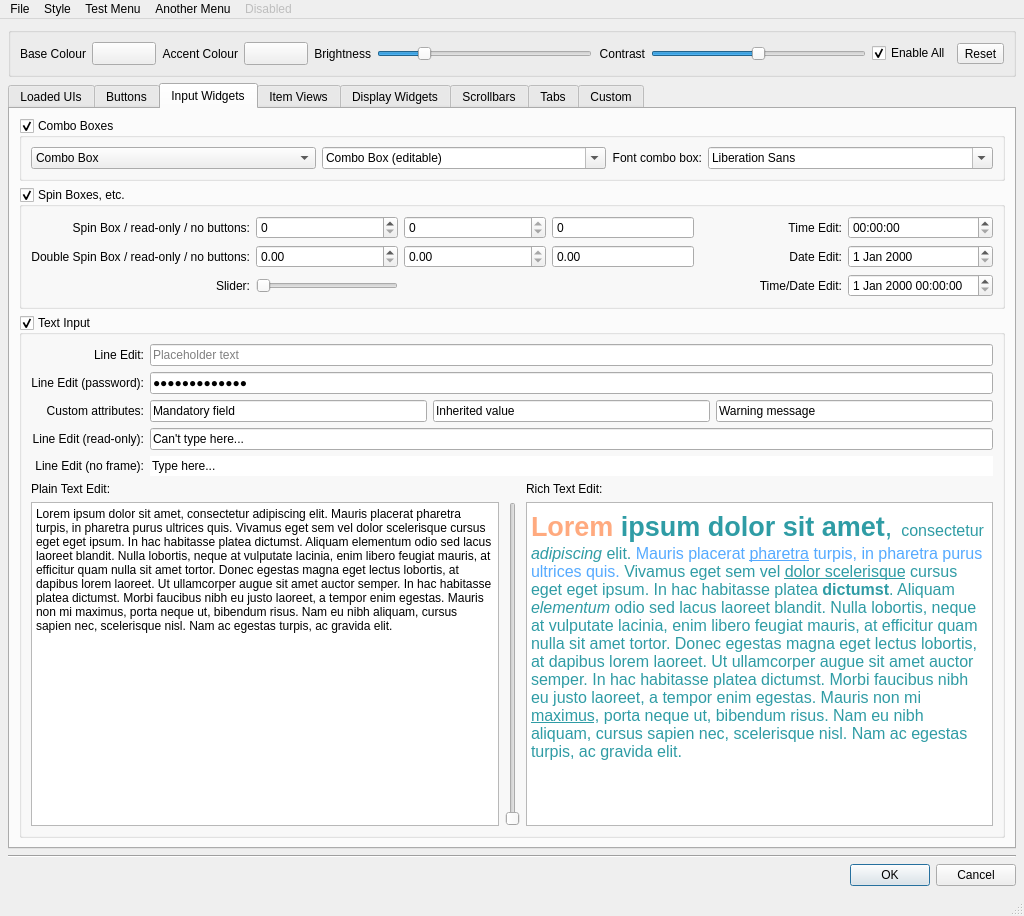
Before: the Qt Designer form src/forms/style_test.ui in mjbonnington/uistyle, drawn with Qt 5.
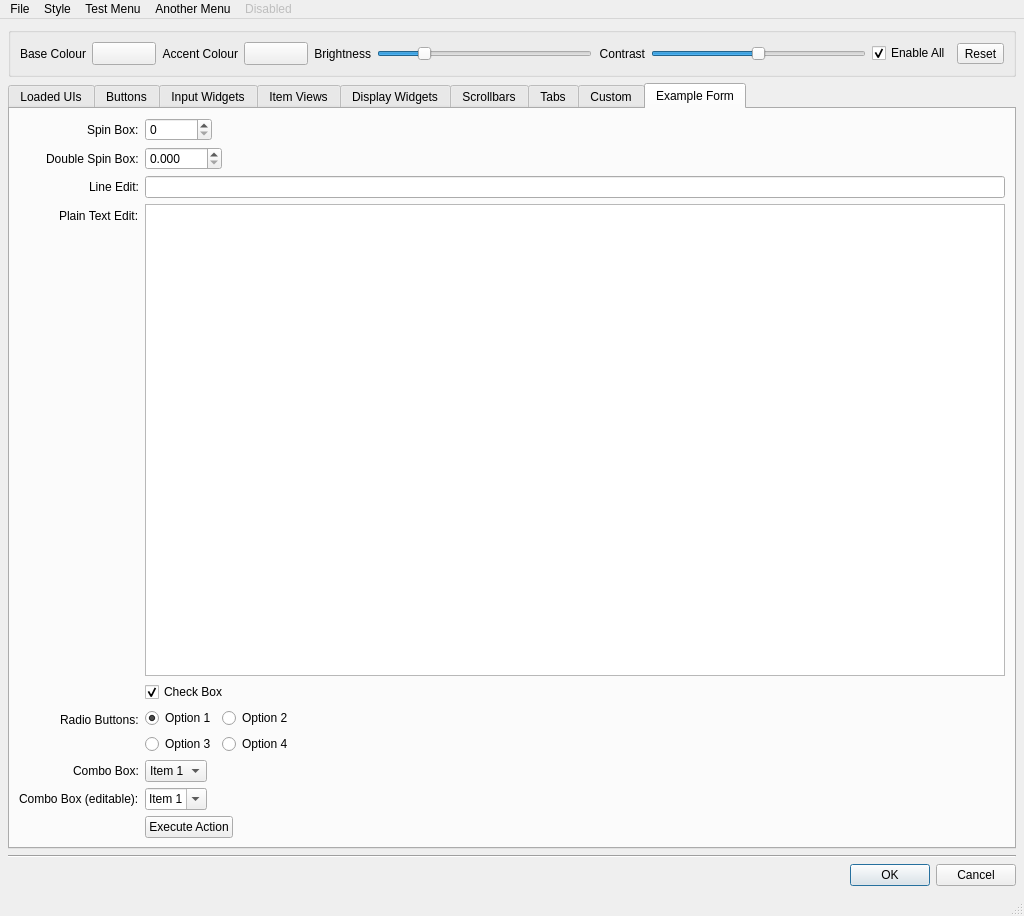
After: the same form once the commit is applied.

Commit message: Style menus

Diff of the .ui file:
```diff
--- a/src/forms/style_test.ui
+++ b/src/forms/style_test.ui
@@ -172,7 +172,7 @@
        <enum>QTabWidget::Rounded</enum>
       </property>
       <property name="currentIndex">
-       <number>2</number>
+       <number>8</number>
       </property>
       <property name="usesScrollButtons">
        <bool>true</bool>
@@ -1452,7 +1452,7 @@
                  <string>&lt;!DOCTYPE HTML PUBLIC &quot;-//W3C//DTD HTML 4.0//EN&quot; &quot;http://www.w3.org/TR/REC-html40/strict.dtd&quot;&gt;
 &lt;html&gt;&lt;head&gt;&lt;meta name=&quot;qrichtext&quot; content=&quot;1&quot; /&gt;&lt;style type=&quot;text/css&quot;&gt;
 p, li { white-space: pre-wrap; }
-&lt;/style&gt;&lt;/head&gt;&lt;body style=&quot; font-family:'MS Shell Dlg 2'; font-size:8.25pt; font-weight:400; font-style:normal;&quot;&gt;
+&lt;/style&gt;&lt;/head&gt;&lt;body style=&quot; font-family:'Cantarell'; font-size:9pt; font-weight:400; font-style:normal;&quot;&gt;
 &lt;p style=&quot; margin-top:12px; margin-bottom:12px; margin-left:0px; margin-right:0px; -qt-block-indent:0; text-indent:0px;&quot;&gt;&lt;span style=&quot; font-family:'Arial,Helvetica,sans'; font-size:20pt; font-weight:600; color:#ffaa7f;&quot;&gt;Lorem&lt;/span&gt;&lt;span style=&quot; font-family:'Arial,Helvetica,sans'; font-size:20pt; font-weight:600; color:#2f9ca5;&quot;&gt; ipsum dolor sit amet&lt;/span&gt;&lt;span style=&quot; font-family:'Arial,Helvetica,sans'; font-size:20pt; color:#2f9ca5;&quot;&gt;,&lt;/span&gt;&lt;span style=&quot; font-family:'Arial,Helvetica,sans'; font-size:24pt; color:#2f9ca5;&quot;&gt; &lt;/span&gt;&lt;span style=&quot; font-family:'Arial,Helvetica,sans'; font-size:12pt; color:#2f9ca5;&quot;&gt;consectetur &lt;/span&gt;&lt;span style=&quot; font-family:'Arial,Helvetica,sans'; font-size:12pt; font-style:italic; color:#2f9ca5;&quot;&gt;adipiscing&lt;/span&gt;&lt;span style=&quot; font-family:'Arial,Helvetica,sans'; font-size:12pt; color:#2f9ca5;&quot;&gt; elit. &lt;/span&gt;&lt;span style=&quot; font-family:'Arial,Helvetica,sans'; font-size:12pt; color:#55aaff;&quot;&gt;Mauris placerat &lt;/span&gt;&lt;span style=&quot; font-family:'Arial,Helvetica,sans'; font-size:12pt; text-decoration: underline; color:#55aaff;&quot;&gt;pharetra&lt;/span&gt;&lt;span style=&quot; font-family:'Arial,Helvetica,sans'; font-size:12pt; color:#55aaff;&quot;&gt; turpis, in pharetra purus ultrices quis.&lt;/span&gt;&lt;span style=&quot; font-family:'Arial,Helvetica,sans'; font-size:12pt; color:#2f9ca5;&quot;&gt; Vivamus eget sem vel &lt;/span&gt;&lt;span style=&quot; font-family:'Arial,Helvetica,sans'; font-size:12pt; text-decoration: underline; color:#2f9ca5;&quot;&gt;dolor scelerisque&lt;/span&gt;&lt;span style=&quot; font-family:'Arial,Helvetica,sans'; font-size:12pt; color:#2f9ca5;&quot;&gt; cursus eget eget ipsum. In hac habitasse platea &lt;/span&gt;&lt;span style=&quot; font-family:'Arial,Helvetica,sans'; font-size:12pt; font-weight:600; color:#2f9ca5;&quot;&gt;dictumst&lt;/span&gt;&lt;span style=&quot; font-family:'Arial,Helvetica,sans'; font-size:12pt; color:#2f9ca5;&quot;&gt;. Aliquam &lt;/span&gt;&lt;span style=&quot; font-family:'Arial,Helvetica,sans'; font-size:12pt; font-style:italic; color:#2f9ca5;&quot;&gt;elementum&lt;/span&gt;&lt;span style=&quot; font-family:'Arial,Helvetica,sans'; font-size:12pt; color:#2f9ca5;&quot;&gt; odio sed lacus laoreet blandit. Nulla lobortis, neque at vulputate lacinia, enim libero feugiat mauris, at efficitur quam nulla sit amet tortor. Donec egestas magna eget lectus lobortis, at dapibus lorem laoreet. Ut ullamcorper augue sit amet auctor semper. In hac habitasse platea dictumst. Morbi faucibus nibh eu justo laoreet, a tempor enim egestas. Mauris non mi &lt;/span&gt;&lt;span style=&quot; font-family:'Arial,Helvetica,sans'; font-size:12pt; text-decoration: underline; color:#2f9ca5;&quot;&gt;maximus&lt;/span&gt;&lt;span style=&quot; font-family:'Arial,Helvetica,sans'; font-size:12pt; color:#2f9ca5;&quot;&gt;, porta neque ut, bibendum risus. Nam eu nibh aliquam, cursus sapien nec, scelerisque nisl. Nam ac egestas turpis, ac gravida elit.&lt;/span&gt;&lt;/p&gt;&lt;/body&gt;&lt;/html&gt;</string>
                 </property>
                </widget>
@@ -2901,6 +2901,256 @@
         </item>
        </layout>
       </widget>
+      <widget class="QWidget" name="tab_exampleForm">
+       <attribute name="title">
+        <string>Example Form</string>
+       </attribute>
+       <layout class="QFormLayout" name="formLayout_2">
+        <property name="fieldGrowthPolicy">
+         <enum>QFormLayout::ExpandingFieldsGrow</enum>
+        </property>
+        <property name="labelAlignment">
+         <set>Qt::AlignRight|Qt::AlignTrailing|Qt::AlignVCenter</set>
+        </property>
+        <item row="3" column="1">
+         <widget class="QSpinBox" name="spinBox_spinBox">
+          <property name="minimum">
+           <number>0</number>
+          </property>
+          <property name="maximum">
+           <number>999999</number>
+          </property>
+          <property name="value">
+           <number>0</number>
+          </property>
+          <property name="xmlTag" stdset="0">
+           <string>spinBox</string>
+          </property>
+         </widget>
+        </item>
+        <item row="5" column="1">
+         <widget class="QDoubleSpinBox" name="doubleSpinBox_doubleSpinBox">
+          <property name="enabled">
+           <bool>true</bool>
+          </property>
+          <property name="decimals">
+           <number>3</number>
+          </property>
+          <property name="minimum">
+           <double>0.000000000000000</double>
+          </property>
+          <property name="maximum">
+           <double>1000.000000000000000</double>
+          </property>
+          <property name="singleStep">
+           <double>0.001000000000000</double>
+          </property>
+          <property name="xmlTag" stdset="0">
+           <string>doubleSpinBox</string>
+          </property>
+         </widget>
+        </item>
+        <item row="7" column="1">
+         <widget class="QLineEdit" name="lineEdit_lineEdit">
+          <property name="xmlTag" stdset="0">
+           <string>lineEdit</string>
+          </property>
+         </widget>
+        </item>
+        <item row="9" column="1">
+         <widget class="QPlainTextEdit" name="plainTextEdit_plainTextEdit">
+          <property name="xmlTag" stdset="0">
+           <string>plainTextEdit</string>
+          </property>
+         </widget>
+        </item>
+        <item row="10" column="1">
+         <widget class="QCheckBox" name="checkBox_checkBox">
+          <property name="text">
+           <string>Check Box</string>
+          </property>
+          <property name="checked">
+           <bool>true</bool>
+          </property>
+          <property name="xmlTag" stdset="0">
+           <string>checkBox</string>
+          </property>
+         </widget>
+        </item>
+        <item row="13" column="1">
+         <widget class="QComboBox" name="comboBox_comboBox">
+          <property name="xmlTag" stdset="0">
+           <string>comboBox</string>
+          </property>
+          <item>
+           <property name="text">
+            <string>Item 1</string>
+           </property>
+          </item>
+          <item>
+           <property name="text">
+            <string>Item 2</string>
+           </property>
+          </item>
+          <item>
+           <property name="text">
+            <string>Item 3</string>
+           </property>
+          </item>
+          <item>
+           <property name="text">
+            <string>Item 4</string>
+           </property>
+          </item>
+         </widget>
+        </item>
+        <item row="15" column="1">
+         <widget class="QComboBox" name="comboBoxEditable_comboBox">
+          <property name="editable">
+           <bool>true</bool>
+          </property>
+          <property name="xmlTag" stdset="0">
+           <string>comboBox</string>
+          </property>
+          <item>
+           <property name="text">
+            <string>Item 1</string>
+           </property>
+          </item>
+          <item>
+           <property name="text">
+            <string>Item 2</string>
+           </property>
+          </item>
+          <item>
+           <property name="text">
+            <string>Item 3</string>
+           </property>
+          </item>
+          <item>
+           <property name="text">
+            <string>Item 4</string>
+           </property>
+          </item>
+         </widget>
+        </item>
+        <item row="16" column="1">
+         <widget class="QPushButton" name="executeAction_pushButton">
+          <property name="text">
+           <string>Execute Action</string>
+          </property>
+          <property name="exec" stdset="0">
+           <string>executeAction</string>
+          </property>
+         </widget>
+        </item>
+        <item row="3" column="0">
+         <widget class="QLabel" name="spinBox_label">
+          <property name="text">
+           <string>Spin Box:</string>
+          </property>
+         </widget>
+        </item>
+        <item row="5" column="0">
+         <widget class="QLabel" name="doubleSpinBox_label">
+          <property name="text">
+           <string>Double Spin Box:</string>
+          </property>
+         </widget>
+        </item>
+        <item row="7" column="0">
+         <widget class="QLabel" name="lineEdit_label">
+          <property name="text">
+           <string>Line Edit:</string>
+          </property>
+         </widget>
+        </item>
+        <item row="9" column="0">
+         <widget class="QLabel" name="plainTextEdit_label">
+          <property name="text">
+           <string>Plain Text Edit:</string>
+          </property>
+         </widget>
+        </item>
+        <item row="11" column="1">
+         <layout class="QGridLayout" name="radioButton_gridLayout">
+          <item row="0" column="0">
+           <widget class="QRadioButton" name="radioButton1">
+            <property name="text">
+             <string>Option 1</string>
+            </property>
+            <property name="checked">
+             <bool>true</bool>
+            </property>
+            <property name="xmlTag" stdset="0">
+             <string>radioButton</string>
+            </property>
+           </widget>
+          </item>
+          <item row="0" column="1">
+           <widget class="QRadioButton" name="radioButton3">
+            <property name="text">
+             <string>Option 2</string>
+            </property>
+            <property name="checked">
+             <bool>false</bool>
+            </property>
+            <property name="xmlTag" stdset="0">
+             <string>radioButton</string>
+            </property>
+           </widget>
+          </item>
+          <item row="1" column="0">
+           <widget class="QRadioButton" name="radioButton2">
+            <property name="text">
+             <string>Option 3</string>
+            </property>
+            <property name="checked">
+             <bool>false</bool>
+            </property>
+            <property name="xmlTag" stdset="0">
+             <string>radioButton</string>
+            </property>
+           </widget>
+          </item>
+          <item row="1" column="1">
+           <widget class="QRadioButton" name="radioButton4">
+            <property name="text">
+             <string>Option 4</string>
+            </property>
+            <property name="checked">
+             <bool>false</bool>
+            </property>
+            <property name="xmlTag" stdset="0">
+             <string>radioButton</string>
+            </property>
+           </widget>
+          </item>
+         </layout>
+        </item>
+        <item row="11" column="0">
+         <widget class="QLabel" name="radioButton_label">
+          <property name="text">
+           <string>Radio Buttons:</string>
+          </property>
+         </widget>
+        </item>
+        <item row="13" column="0">
+         <widget class="QLabel" name="comboBox_label">
+          <property name="text">
+           <string>Combo Box:</string>
+          </property>
+         </widget>
+        </item>
+        <item row="15" column="0">
+         <widget class="QLabel" name="comboBoxEditable_label">
+          <property name="text">
+           <string>Combo Box (editable):</string>
+          </property>
+         </widget>
+        </item>
+       </layout>
+      </widget>
      </widget>
     </item>
     <item>
```
Left out of the diff: 183 changed lines with no effect on the pictures. The commit also changes 4 other files.
